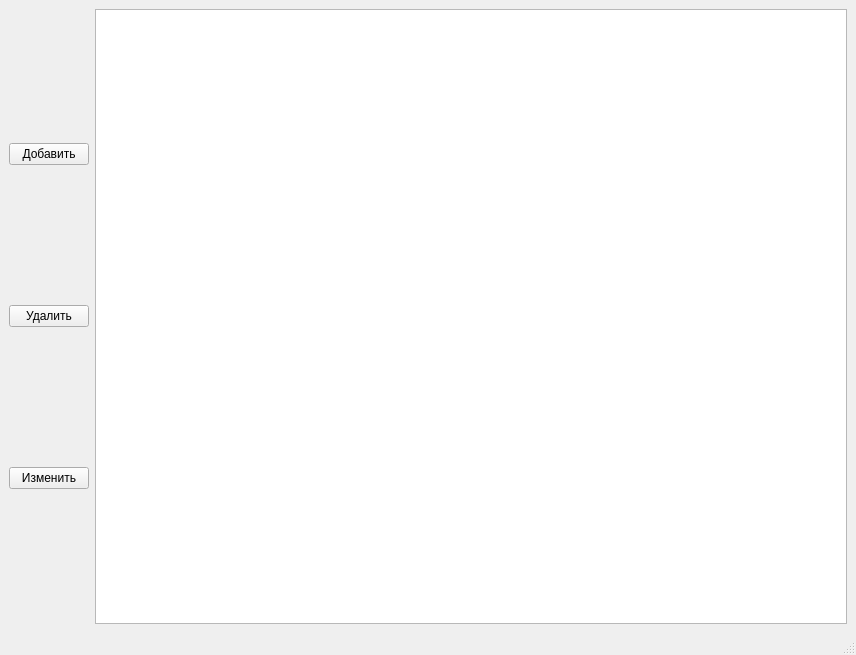
Qt form main.ui (AntaKaLin/daniil_agatha_demo) before a commit.
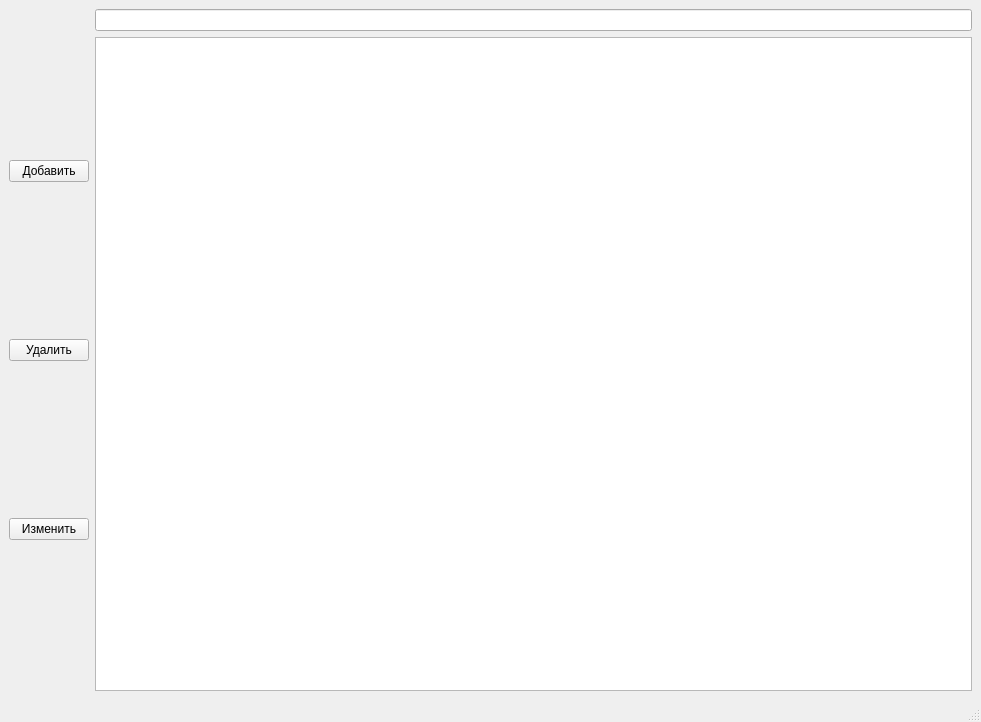
The same form after that commit.

Commit message: add_and_edit_search_in_process

```diff
--- a/main.ui
+++ b/main.ui
@@ -6,8 +6,8 @@
    <rect>
     <x>0</x>
     <y>0</y>
-    <width>856</width>
-    <height>655</height>
+    <width>981</width>
+    <height>722</height>
    </rect>
   </property>
   <property name="windowTitle">
@@ -42,6 +42,9 @@
     </item>
     <item>
      <layout class="QVBoxLayout" name="verticalLayout_2">
+      <item>
+       <widget class="QLineEdit" name="lineEdit"/>
+      </item>
       <item>
        <widget class="QTableWidget" name="tableWidget"/>
       </item>
```
Left out of the diff: 2 changed lines with no effect on the pictures. The commit also changes 12 other files.
